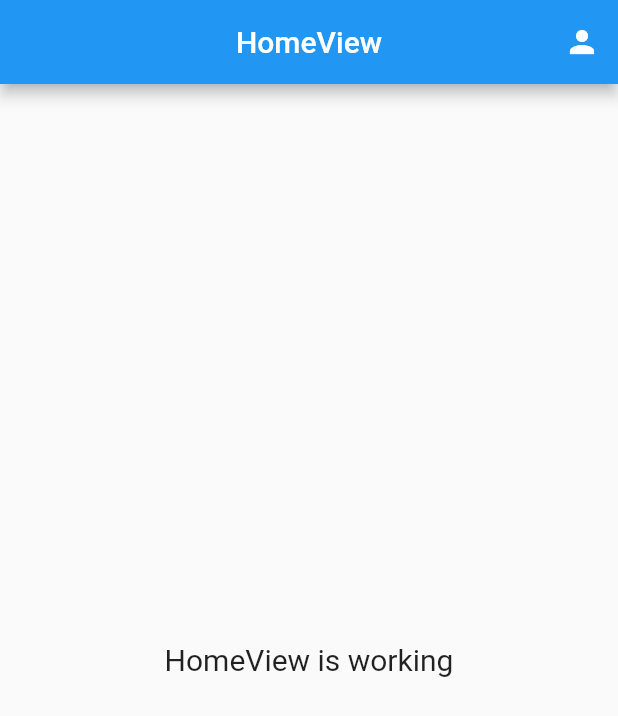
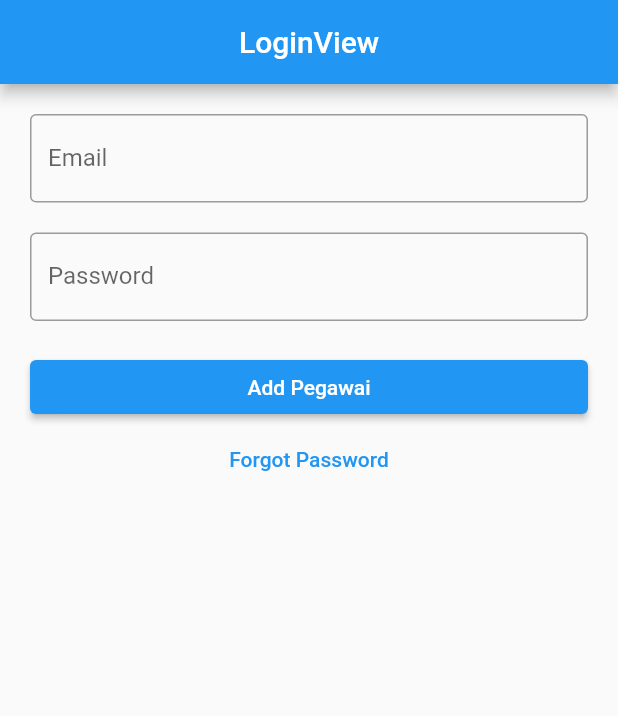
Before and after one commit to Azzamubaidillah/Presence-App, a Flutter app: the screen it shows after launch, on a phone screen of 412 x 824 dp. Shown: the top 716 px of the screen. Run offline on Flutter 3.47's test engine with Material 2 defaults, Android fonts, the phone set to English and light mode, and no system bars; our stand-ins replace cloud_firestore, firebase_auth, firebase_core, get; accounts and stored records are empty.

Commit message:
login, valdiation login, and denied unverified email to login

```diff
--- /dev/null
+++ b/lib/app/modules/login/controllers/login_controller.dart
@@ -0,0 +1,41 @@
+import 'package:firebase_auth/firebase_auth.dart';
+import 'package:flutter/cupertino.dart';
+import 'package:get/get.dart';
+import 'package:presence_app/app/routes/app_pages.dart';
+
+class LoginController extends GetxController {
+  TextEditingController emailC = TextEditingController();
+  TextEditingController passwordC = TextEditingController();
+
+  FirebaseAuth auth = FirebaseAuth.instance;
+
+  void login() async {
+    if (emailC.text.isNotEmpty && passwordC.text.isNotEmpty) {
+      try {
+        UserCredential userCredential = await auth.signInWithEmailAndPassword(
+            email: emailC.text, password: passwordC.text);
+
+        if (userCredential.user != null) {
+          if (userCredential.user!.emailVerified == true) {
+            Get.offAllNamed(Routes.HOME);
+          } else {
+            Get.defaultDialog(
+                title: "Email not verified yet",
+                middleText: "Please verified your email address");
+          }
+        }
+      } on FirebaseAuthException catch (e) {
+        if (e.code == 'user-not-found') {
+          Get.snackbar("an Error occured", "No user found for that email.");
+        } else if (e.code == 'wrong-password') {
+          Get.snackbar(
+              "an Error occured", "Wrong password provided for that user.");
+        }
+      } catch (e) {
+        Get.snackbar("an Error occured", "an Unknown error occured");
+      }
+    } else {
+      Get.snackbar("an Error occured", "Please fill the Field");
+    }
+  }
+}
--- /dev/null
+++ b/lib/app/modules/login/views/login_view.dart
@@ -0,0 +1,51 @@
+// ignore_for_file: prefer_const_constructors
+
+import 'package:flutter/material.dart';
+
+import 'package:get/get.dart';
+
+import '../controllers/login_controller.dart';
+
+class LoginView extends GetView<LoginController> {
+  @override
+  Widget build(BuildContext context) {
+    return Scaffold(
+      appBar: AppBar(
+        title: Text('LoginView'),
+        centerTitle: true,
+      ),
+      body: ListView(
+        padding: EdgeInsets.all(20),
+        children: [
+          TextField(
+            controller: controller.emailC,
+            decoration: InputDecoration(
+              labelText: "Email",
+              border: OutlineInputBorder(),
+            ),
+          ),
+          SizedBox(height: 20),
+          TextField(
+            controller: controller.passwordC,
+            obscureText: true,
+            decoration: InputDecoration(
+              labelText: "Password",
+              border: OutlineInputBorder(),
+            ),
+          ),
+          SizedBox(height: 20),
+          ElevatedButton(
+            onPressed: () {
+              controller.login();
+            },
+            child: Text("Add Pegawai"),
+          ),
+          TextButton(
+            onPressed: () {},
+            child: Text("Forgot Password"),
+          ),
+        ],
+      ),
+    );
+  }
+}
--- a/lib/app/routes/app_pages.dart
+++ b/lib/app/routes/app_pages.dart
@@ -4,6 +4,8 @@
 import '../modules/add_pegawai/views/add_pegawai_view.dart';
 import '../modules/home/bindings/home_binding.dart';
 import '../modules/home/views/home_view.dart';
+import '../modules/login/bindings/login_binding.dart';
+import '../modules/login/views/login_view.dart';
 
 part 'app_routes.dart';
 
@@ -23,5 +25,10 @@
       page: () => AddPegawaiView(),
       binding: AddPegawaiBinding(),
     ),
+    GetPage(
+      name: _Paths.LOGIN,
+      page: () => LoginView(),
+      binding: LoginBinding(),
+    ),
   ];
 }
--- a/lib/app/routes/app_routes.dart
+++ b/lib/app/routes/app_routes.dart
@@ -5,10 +5,12 @@
   Routes._();
   static const HOME = _Paths.HOME;
   static const ADD_PEGAWAI = _Paths.ADD_PEGAWAI;
+  static const LOGIN = _Paths.LOGIN;
 }
 
 abstract class _Paths {
   _Paths._();
   static const HOME = '/home';
   static const ADD_PEGAWAI = '/add-pegawai';
+  static const LOGIN = '/login';
 }
--- a/lib/main.dart
+++ b/lib/main.dart
@@ -13,7 +13,7 @@
   runApp(
     GetMaterialApp(
       title: "Application",
-      initialRoute: AppPages.INITIAL,
+      initialRoute: Routes.LOGIN,
       getPages: AppPages.routes,
     ),
   );
```
Also changed, not shown: lib/app/modules/login/bindings/login_binding.dart (added, +12 -0 lines).
